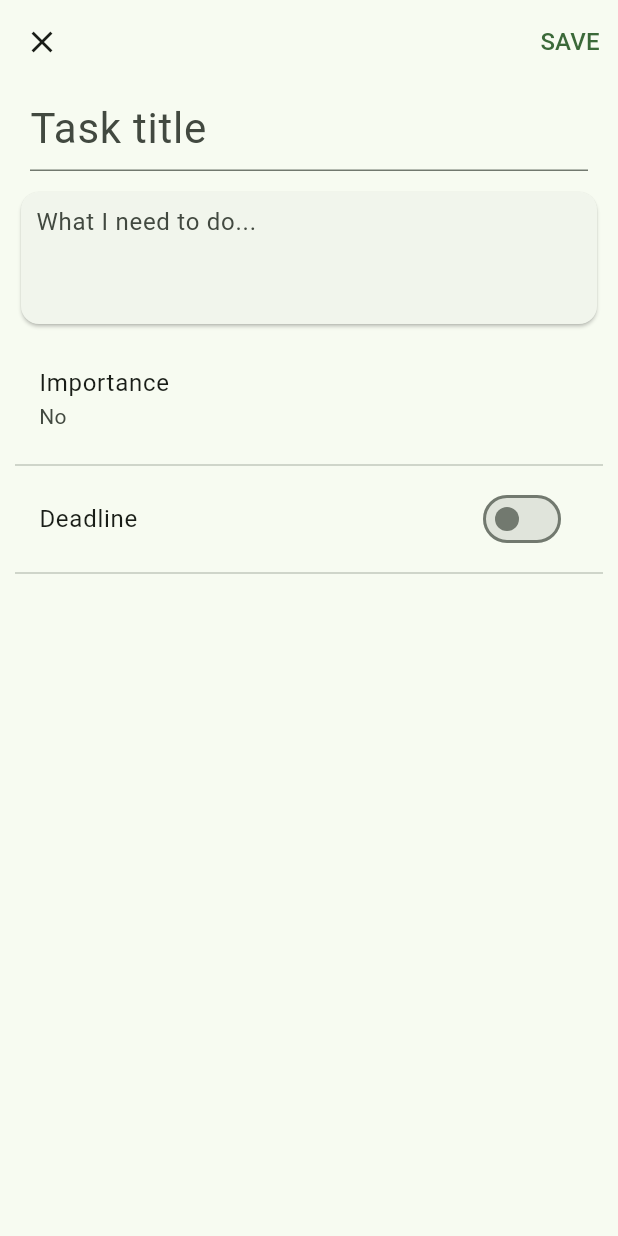
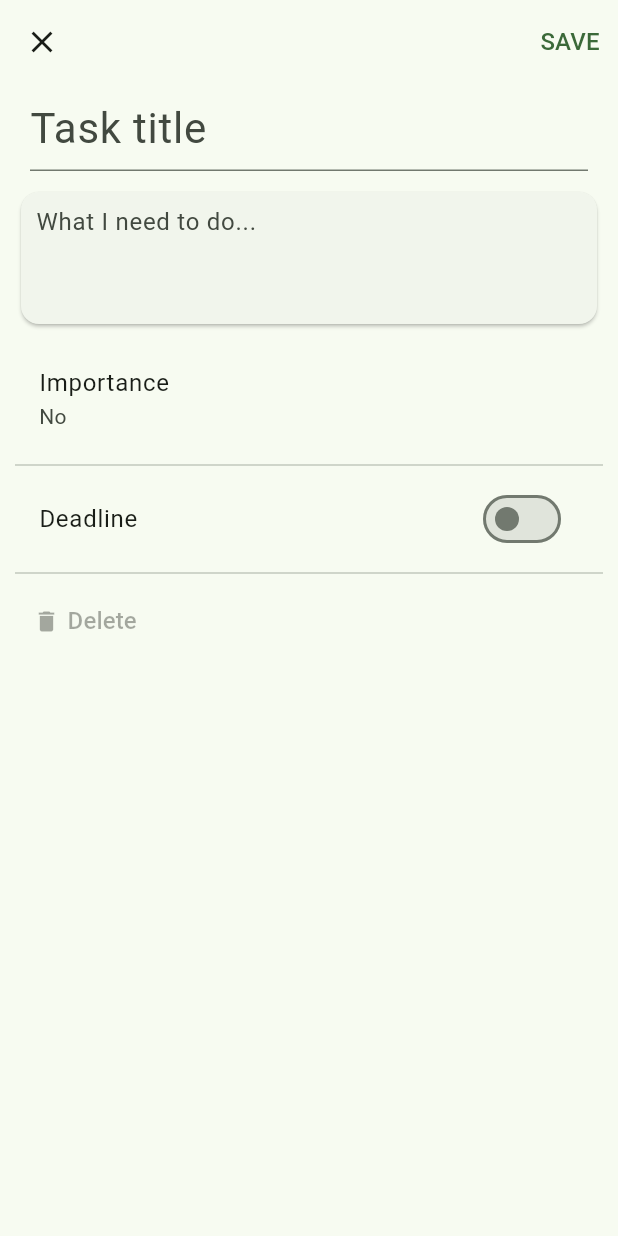
Before and after one commit to vladdan16/todo_list, a Flutter app: the TaskPage screen opened directly, on a phone screen of 412 x 824 dp. Run offline on Flutter 3.47's test engine with Material 2 defaults, Android fonts, the light colour scheme and no system bars; drawn by our look-alikes of dynamic_color; our stand-ins replace easy_dynamic_theme, easy_localization, logger.

Commit message:
fix deadline and add delete

```diff
--- a/assets/translations/en.json
+++ b/assets/translations/en.json
@@ -7,5 +7,6 @@
   "no": "No",
   "low": "Low",
   "high": "High",
-  "deadline": "Deadline"
+  "deadline": "Deadline",
+  "delete": "Delete"
 }
--- a/assets/translations/ru.json
+++ b/assets/translations/ru.json
@@ -7,5 +7,6 @@
   "no": "Нет",
   "low": "Низкая",
   "high": "Высокая",
-  "deadline": "Сделать до"
+  "deadline": "Сделать до",
+  "delete": "Удалить"
 }
--- a/lib/pages/home_page.dart
+++ b/lib/pages/home_page.dart
@@ -2,7 +2,7 @@ import 'package:easy_localization/easy_localization.dart';
 import 'package:flutter/material.dart';
 import 'package:todo_list/core/task_database.dart';
 import 'package:todo_list/core/todo.dart';
-import 'package:todo_list/pages/add_task_page.dart';
+import 'package:todo_list/pages/task_page.dart';
 
 class HomePage extends StatefulWidget {
   const HomePage({super.key});
--- a/lib/pages/add_task_page.dart
+++ b/lib/pages/task_page.dart
@@ -167,6 +167,29 @@ class _TaskPageState extends State<TaskPage> {
                       },
                     ),
                     const Divider(),
+                    TextButton(
+                      onPressed: widget.newTask ? null : () {},
+                      style: ButtonStyle(
+                        foregroundColor: widget.newTask
+                            ? null
+                            : MaterialStateProperty.all<Color>(Colors.red),
+                      ),
+                      child: Row(
+                        children: [
+                          const Icon(Icons.delete),
+                          const SizedBox(width: 5),
+                          Text(
+                            'delete',
+                            style: TextStyle(
+                              fontSize: Theme.of(context)
+                                  .textTheme
+                                  .bodyLarge
+                                  ?.fontSize,
+                            ),
+                          ).tr(),
+                        ],
+                      ),
+                    )
                   ],
                 ),
               ),
```
Also changed, not shown: lib/generated/codegen_loader.g.dart.
